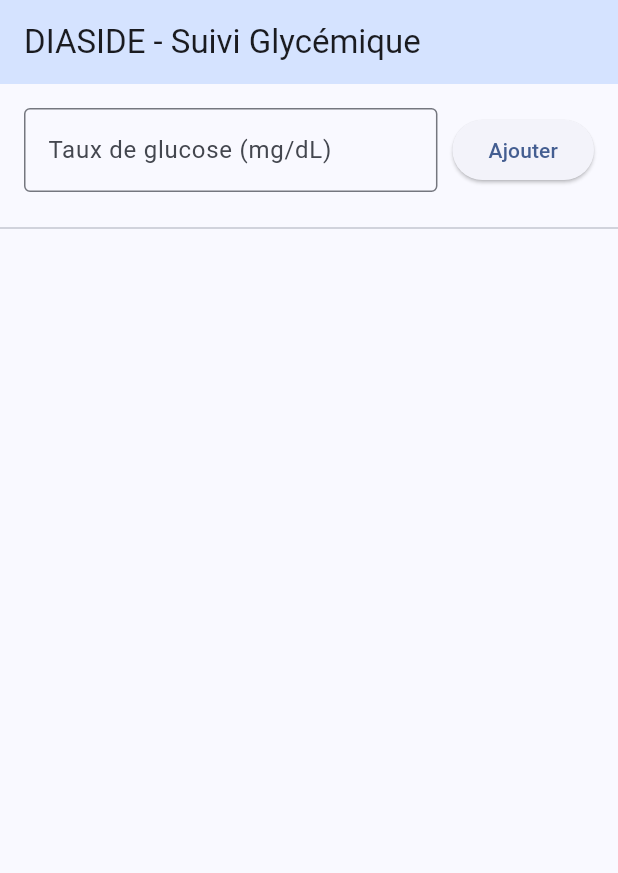
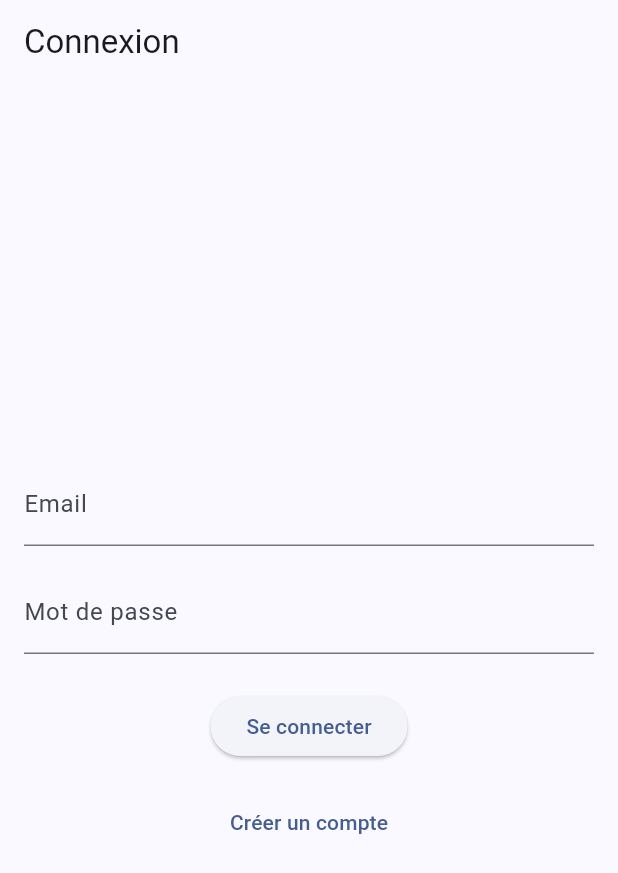
Before and after one commit to joan71300-create/DIASIDE, a Flutter app: the screen it shows after launch, on a phone screen of 412 x 824 dp. Shown: the top 873 px of the screen. Run offline on Flutter 3.47's test engine with Material 3 defaults, Android fonts, the phone set to English and light mode, and no system bars; our stand-ins replace dio, fl_chart, flutter_riverpod.

Commit message:
ticket01

```diff
--- /dev/null
+++ b/diaside_mobile/lib/features/auth/providers/auth_provider.dart
@@ -0,0 +1,4 @@
+import 'package:flutter_riverpod/flutter_riverpod.dart';
+
+// État simple pour gérer si l'utilisateur est connecté ou non
+final authProvider = StateProvider<bool>((ref) => false);
--- /dev/null
+++ b/diaside_mobile/lib/features/auth/screens/login_screen.dart
@@ -0,0 +1,54 @@
+import 'package:flutter/material.dart';
+import 'package:flutter_riverpod/flutter_riverpod.dart';
+import '../providers/auth_provider.dart';
+import 'register_screen.dart';
+
+class LoginScreen extends ConsumerWidget {
+  const LoginScreen({super.key});
+
+  @override
+  Widget build(BuildContext context, WidgetRef ref) {
+    final TextEditingController emailController = TextEditingController();
+    final TextEditingController passwordController = TextEditingController();
+
+    return Scaffold(
+      appBar: AppBar(title: const Text("Connexion")),
+      body: Padding(
+        padding: const EdgeInsets.all(16.0),
+        child: Column(
+          mainAxisAlignment: MainAxisAlignment.center,
+          children: [
+            TextField(
+              controller: emailController,
+              decoration: const InputDecoration(labelText: "Email"),
+              keyboardType: TextInputType.emailAddress,
+            ),
+            const SizedBox(height: 16),
+            TextField(
+              controller: passwordController,
+              decoration: const InputDecoration(labelText: "Mot de passe"),
+              obscureText: true,
+            ),
+            const SizedBox(height: 24),
+            ElevatedButton(
+              onPressed: () {
+                // Simule une connexion réussie en passant l'état à true
+                ref.read(authProvider.notifier).state = true;
+              },
+              child: const Text("Se connecter"),
+            ),
+            const SizedBox(height: 16),
+            TextButton(
+              onPressed: () {
+                Navigator.of(context).push(
+                  MaterialPageRoute(builder: (_) => const RegisterScreen()),
+                );
+              },
+              child: const Text("Créer un compte"),
+            ),
+          ],
+        ),
+      ),
+    );
+  }
+}
--- a/diaside_mobile/lib/main.dart
+++ b/diaside_mobile/lib/main.dart
@@ -1,17 +1,21 @@
 import 'package:flutter/material.dart';
 import 'package:flutter_riverpod/flutter_riverpod.dart';
-import 'features/glucose/glucose_screen.dart'; // Nous allons créer ce fichier juste après
+import 'features/auth/providers/auth_provider.dart';
+import 'features/auth/screens/login_screen.dart';
+import 'shared/screens/main_navigation_screen.dart';
 
 void main() {
   // ProviderScope est obligatoire pour utiliser Riverpod
   runApp(const ProviderScope(child: MyApp()));
 }
 
-class MyApp extends StatelessWidget {
+class MyApp extends ConsumerWidget {
   const MyApp({super.key});
 
   @override
-  Widget build(BuildContext context) {
+  Widget build(BuildContext context, WidgetRef ref) {
+    final isLoggedIn = ref.watch(authProvider);
+
     return MaterialApp(
       title: 'DIASIDE',
       debugShowCheckedModeBanner: false,
@@ -19,8 +23,7 @@ class MyApp extends StatelessWidget {
         colorScheme: ColorScheme.fromSeed(seedColor: Colors.blueAccent),
         useMaterial3: true,
       ),
-      // On lance directement l'écran de saisie de glucose
-      home: const GlucoseInputScreen(),
+      home: isLoggedIn ? const MainNavigationScreen() : const LoginScreen(),
     );
   }
 }
```
Also changed, not shown: diaside_mobile/lib/features/auth/screens/register_screen.dart (added, +13 -0 lines), diaside_mobile/lib/features/dashboard/screens/dashboard_screen.dart (added, +38 -0 lines), diaside_mobile/lib/features/dashboard/widgets/glucose_chart.dart (added, +49 -0 lines), diaside_mobile/lib/features/meals/screens/meal_entry_screen.dart (added, +18 -0 lines), diaside_mobile/lib/features/profile/screens/profile_screen.dart (added, +22 -0 lines), diaside_mobile/lib/shared/screens/main_navigation_screen.dart (added, +51 -0 lines), 2 other files.
